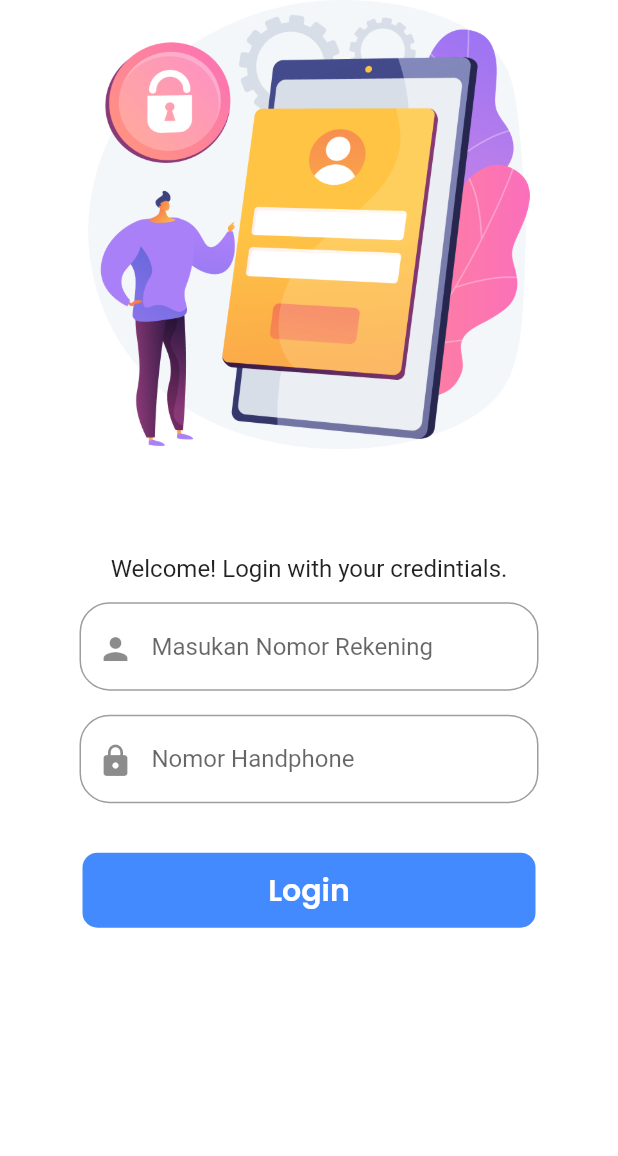
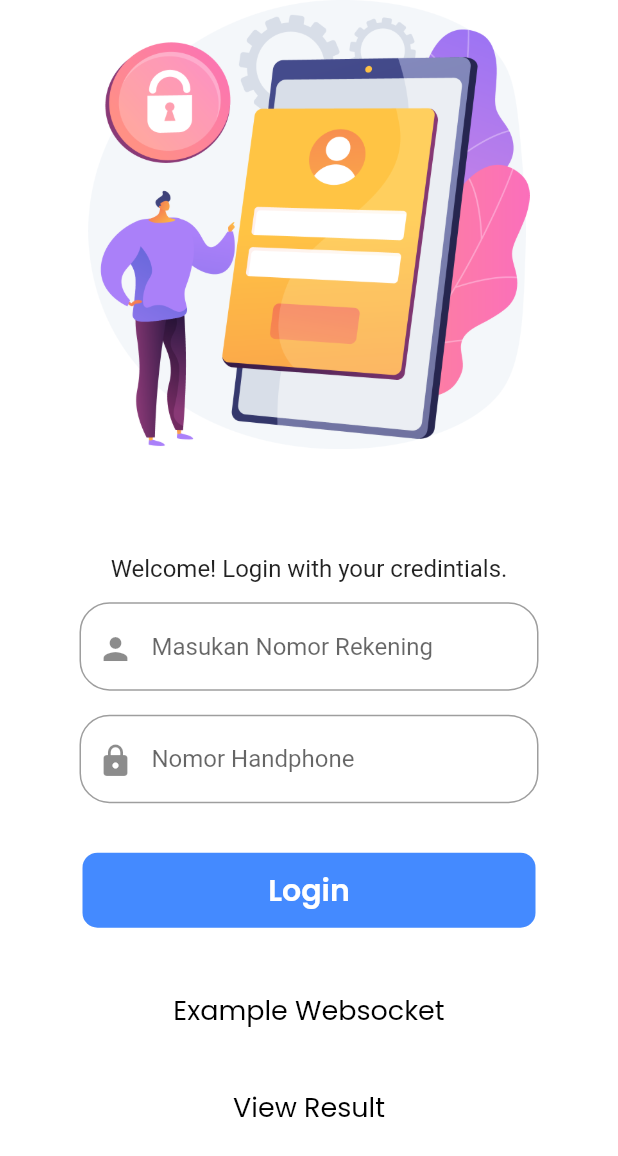
Before and after one commit to indriyantongrh/shakeshakeundian, a Flutter app: the screen it shows after launch, on a phone screen of 412 x 824 dp. Shown: the top 1156 px of the screen. Run offline on Flutter 3.47's test engine with Material 2 defaults, Android fonts, the phone set to English and light mode, and no system bars; our stand-ins replace google_fonts; missing offline and left inert: piesocket_channels, shake.

Commit message:
update commit websocket example

```diff
--- a/lib/view/loginView/login.dart
+++ b/lib/view/loginView/login.dart
@@ -1,5 +1,7 @@
 import 'package:flutter/material.dart';
 import 'package:shakeshakeundian/view/countshakeView/countshake.dart' ;
+import 'package:shakeshakeundian/view/pesertaView/pesertaview.dart' ;
+import 'package:shakeshakeundian/view/pesertaView/view_result.dart' ;
 import 'package:google_fonts/google_fonts.dart';
 /**
  *  Create by Indriyantongrh on 24/01/23
@@ -115,10 +117,8 @@ class _LoginState extends State<Login> {
                                     child: Center(
                                       child: GestureDetector(
                                         onTap: (){
-                                          setState(() {
                                             Navigator.of(context).push(new MaterialPageRoute(
-                                                builder: (BuildContext context) => Countershake()));
-                                          });
+                                                builder: (context) => Countershake()));
                                         },
                                         child: Text(
                                             "Login",
@@ -127,8 +127,50 @@ class _LoginState extends State<Login> {
                                       ),
                                     )),
                                 SizedBox(
-                                  height: 50,
+                                  height: 30,
                                 ),
+                                Container(
+                                    height: 50,
+                                    margin:
+                                    EdgeInsets.symmetric(horizontal: 15),
+                                    decoration: BoxDecoration(
+                                        borderRadius: BorderRadius.circular(10),
+                                       ),
+                                    child: Center(
+                                      child: GestureDetector(
+                                        onTap: (){
+                                          Navigator.of(context).push(new MaterialPageRoute(
+                                              builder: (context) => const Pesertaview()));
+                                        },
+                                        child: Text(
+                                            "Example Websocket",
+                                            style: GoogleFonts.poppins(fontSize: 18 ,color: Colors.black, fontWeight: FontWeight.w400)
+                                        ),
+                                      ),
+                                    )),
+
+                                SizedBox(
+                                  height: 15,
+                                ),
+                                Container(
+                                    height: 50,
+                                    margin:
+                                    EdgeInsets.symmetric(horizontal: 15),
+                                    decoration: BoxDecoration(
+                                      borderRadius: BorderRadius.circular(10),
+                                    ),
+                                    child: Center(
+                                      child: GestureDetector(
+                                        onTap: (){
+                                          Navigator.of(context).push(new MaterialPageRoute(
+                                              builder: (context) => const ViewResult()));
+                                        },
+                                        child: Text(
+                                            "View Result",
+                                            style: GoogleFonts.poppins(fontSize: 18 ,color: Colors.black, fontWeight: FontWeight.w400)
+                                        ),
+                                      ),
+                                    )),
                               ],
                             ),
                           )
--- a/pubspec.yaml
+++ b/pubspec.yaml
@@ -38,6 +38,8 @@ dependencies:
   cupertino_icons: ^1.0.2
   shake: ^2.2.0
   google_fonts: ^3.0.1
+  piesocket_channels: ^1.0.2
+  web_socket_channel: ^2.3.0
 
 dev_dependencies:
   flutter_test:
```
Also changed, not shown: lib/view/pesertaView/pesertaview.dart (added, +162 -0 lines), lib/view/pesertaView/view_result.dart (added, +121 -0 lines), pubspec.lock, 23 other files.
